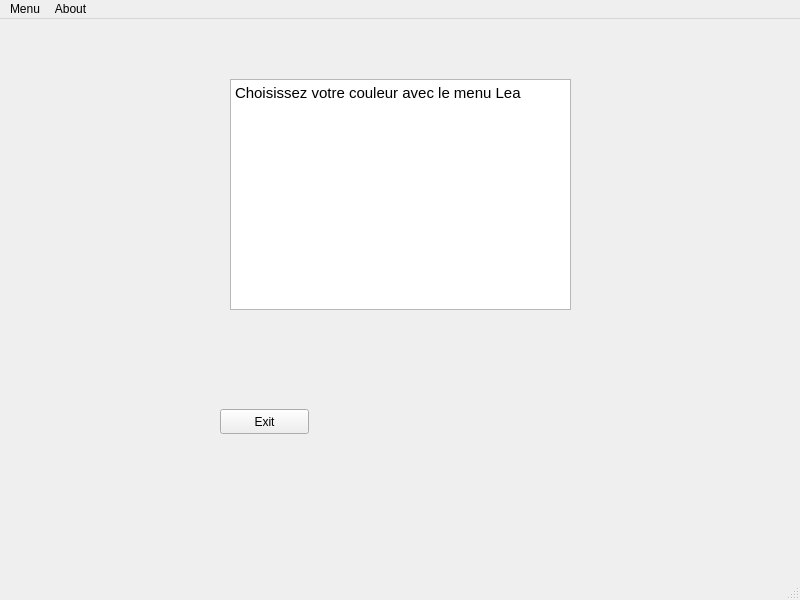
Old version of the form mainwindow.ui in the repository QtHit/test-ajc-2019.
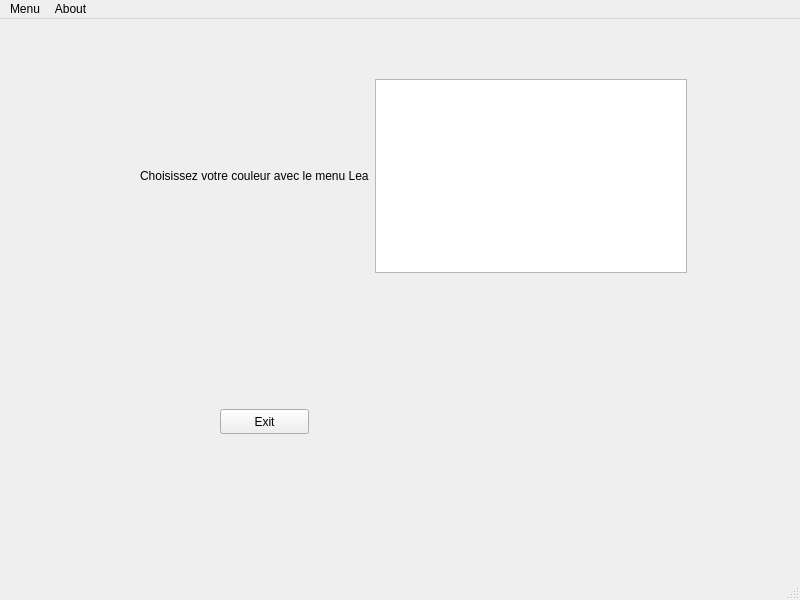
New version of the form.

What changed in the file:
```diff
--- a/mainwindow.ui
+++ b/mainwindow.ui
@@ -27,22 +27,35 @@
      <string>Exit</string>
     </property>
    </widget>
-   <widget class="QTextEdit" name="textEdit_Lea">
+   <widget class="QWidget" name="">
     <property name="geometry">
      <rect>
-      <x>230</x>
+      <x>140</x>
       <y>60</y>
-      <width>341</width>
-      <height>231</height>
+      <width>547</width>
+      <height>194</height>
      </rect>
     </property>
+    <layout class="QHBoxLayout" name="horizontalLayout">
+     <item>
+      <widget class="QLabel" name="label">
+       <property name="text">
+        <string>Choisissez votre couleur avec le menu Lea</string>
+       </property>
+      </widget>
+     </item>
+     <item>
+      <widget class="QTextEdit" name="textEdit_Lea">
     <property name="html">
      <string>&lt;!DOCTYPE HTML PUBLIC &quot;-//W3C//DTD HTML 4.0//EN&quot; &quot;http://www.w3.org/TR/REC-html40/strict.dtd&quot;&gt;
 &lt;html&gt;&lt;head&gt;&lt;meta name=&quot;qrichtext&quot; content=&quot;1&quot; /&gt;&lt;style type=&quot;text/css&quot;&gt;
 p, li { white-space: pre-wrap; }
 &lt;/style&gt;&lt;/head&gt;&lt;body style=&quot; font-family:'Ubuntu'; font-size:11pt; font-weight:400; font-style:normal;&quot;&gt;
-&lt;p style=&quot; margin-top:0px; margin-bottom:0px; margin-left:0px; margin-right:0px; -qt-block-indent:0; text-indent:0px;&quot;&gt;Choisissez votre couleur avec le menu Lea&lt;/p&gt;&lt;/body&gt;&lt;/html&gt;</string>
-    </property>
+&lt;p style=&quot;-qt-paragraph-type:empty; margin-top:0px; margin-bottom:0px; margin-left:0px; margin-right:0px; -qt-block-indent:0; text-indent:0px;&quot;&gt;&lt;br /&gt;&lt;/p&gt;&lt;/body&gt;&lt;/html&gt;</string>
+       </property>
+      </widget>
+     </item>
+    </layout>
    </widget>
   </widget>
   <widget class="QMenuBar" name="menubar">
```
Lines whose indentation alone changed are shown as unchanged.
